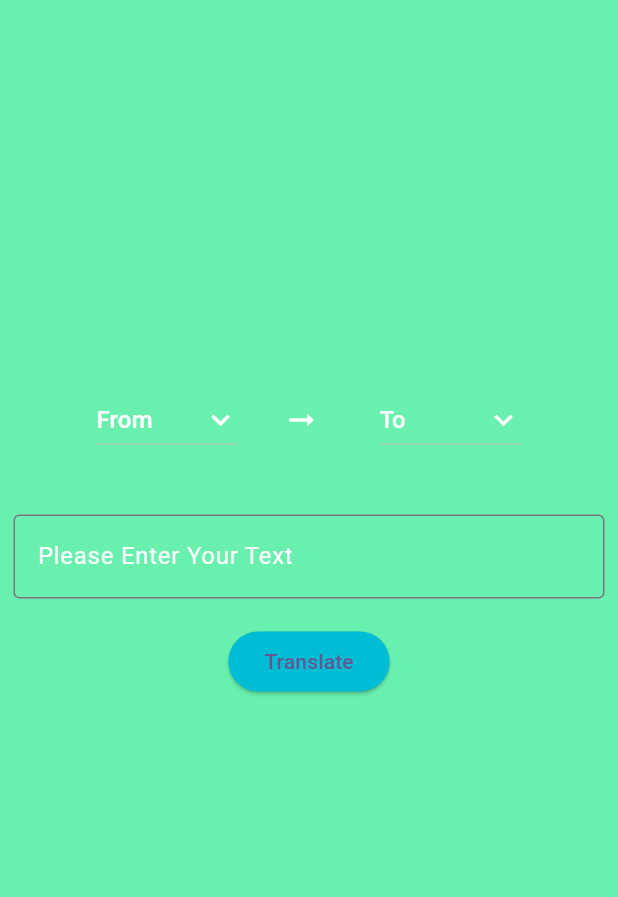
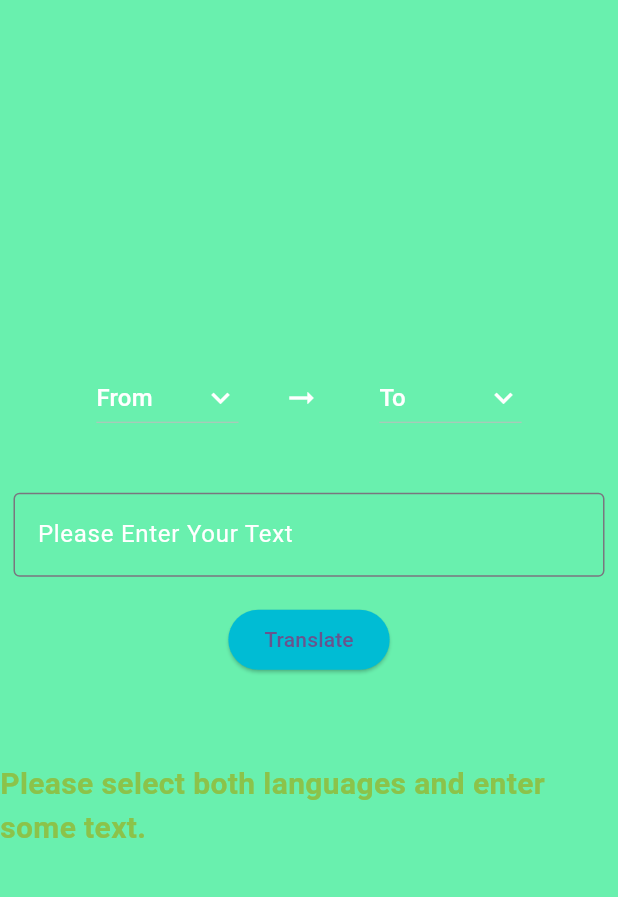
Before and after one commit to fernandesnaycaden-debug/language_translator, a Flutter app: the screen it shows after launch, after a tap on "Translate", on a phone screen of 412 x 824 dp, the part 84-981 px from its top. Run offline on Flutter 3.47's test engine with Material 3 defaults, Android fonts, the phone set to English and light mode, and no system bars; missing offline and left inert: translator.

Commit message:
Fixed a critical bug Added the funtion to validate inputs Made changes to the code architecture

```diff
--- a/lib/language_translation.dart
+++ b/lib/language_translation.dart
@@ -10,43 +10,44 @@ class LanguageTranslationPage extends StatefulWidget {
 
 class _LanguageTranslationPageState extends State<LanguageTranslationPage> {
 
-  var languages = ['Hindi', 'English', 'French' , 'Japanese' , 'Spanish'];
-  String? originLanguage = 'From';
-  String? destinationLanguage = 'To';
+  static const Map<String, String> _languageMap = {
+    'English': 'en',
+    'Hindi': 'hi',
+    'French': 'fr',
+    'Japanese': 'ja',
+    'Spanish': 'es',
+  };
+
+  final List<String> languages = _languageMap.keys.toList();
+  String? originLanguage;
+  String? destinationLanguage;
   var output = '';
   TextEditingController languageController = TextEditingController();
 
-  void translate(String arc,String dest, String input) async {
-    GoogleTranslator translator = new GoogleTranslator();
-    var translation = await translator.translate(input, from: arc , to:dest);
-    setState(() {
-      output = translation.text.toString();
-    });
+  void translate(String srcCode, String destCode, String input) async {
+    if (srcCode == '--' || destCode == '--' || input.trim().isEmpty) {
+      setState(() {
+        output = 'Please select both languages and enter some text.';
+      });
+      return;
+    }
 
-    if (arc =='--' || dest == '--'){
+    try {
+      final translator = GoogleTranslator();
+      var translation = await translator.translate(input, from: srcCode, to: destCode);
       setState(() {
-        output = 'Failed to translate';
+        output = translation.text.toString();
+      });
+    } catch (e) {
+      setState(() {
+        output = 'Failed to translate: ${e.toString()}';
       });
     }
   }
 
-  String getLanguageCode(String language){
-    if(language=='English'){
-      return 'en';
-    }
-    else if(language=='Hindi') {
-      return 'hi';
-    }
-    else if (language=='French'){
-      return 'fr';
-    }
-    else if (language=='Japanese'){
-      return 'ja';
-    }
-    else if (language=='Spanish'){
-      return 'es';
-    }
-    return '--';
+  String getLanguageCode(String? language) {
+    if (language == null) return '--';
+    return _languageMap[language] ?? '--';
   }
 
   @override
@@ -110,7 +111,9 @@ class _LanguageTranslationPageState extends State<LanguageTranslationPage> {
                     dropdownColor: Colors.white,
                     icon: const Icon(Icons.keyboard_arrow_down),
                     items: languages.map((String dropDownStringItem){
-                      return DropdownMenuItem<String>(child: Text(dropDownStringItem),value: dropDownStringItem,
+                      return DropdownMenuItem<String>(
+                        value: dropDownStringItem,
+                        child: Text(dropDownStringItem),
                       );
                     }).toList(),
                     onChanged: (String? value){
--- a/lib/main.dart
+++ b/lib/main.dart
@@ -30,7 +30,7 @@ class MyApp extends StatelessWidget {
         //
         // This works for code too, not just values: Most code changes can be
         // tested with just a hot reload.
-        colorScheme: .fromSeed(seedColor: Colors.deepPurple),
+        colorScheme: ColorScheme.fromSeed(seedColor: Colors.deepPurple),
       ),
       home: const LanguageTranslationPage(),
     );
```
